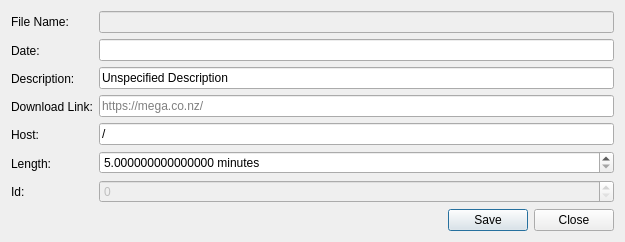
This is UI/add_json_dialog.ui in TheCodingJsoftware/HBNI-Audio-Stream-Recorder as Qt 5 draws it before an edit. The edited form follows.
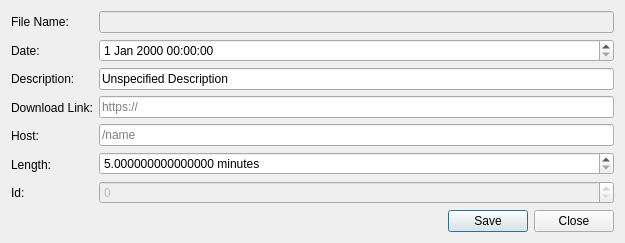
This is the edited form.

The edit to the form file:
```diff
--- a/UI/add_json_dialog.ui
+++ b/UI/add_json_dialog.ui
@@ -82,7 +82,7 @@
         </widget>
        </item>
        <item>
-        <widget class="QLineEdit" name="inputDate"/>
+        <widget class="QDateTimeEdit" name="inputDate"/>
        </item>
        <item>
         <widget class="QLineEdit" name="inputDescription">
@@ -100,14 +100,17 @@
           <string/>
          </property>
          <property name="placeholderText">
-          <string>https://mega.co.nz/</string>
+          <string>https://</string>
          </property>
         </widget>
        </item>
        <item>
         <widget class="QLineEdit" name="inputHost">
          <property name="text">
-          <string>/</string>
+          <string/>
+         </property>
+         <property name="placeholderText">
+          <string>/name</string>
          </property>
         </widget>
        </item>
```
